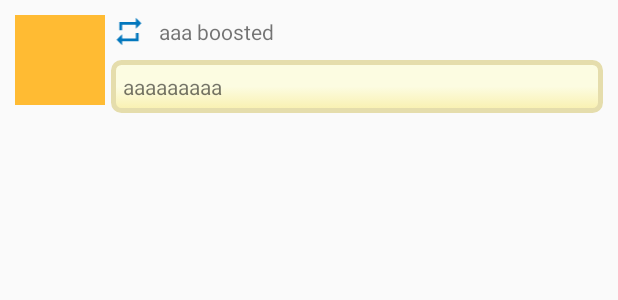
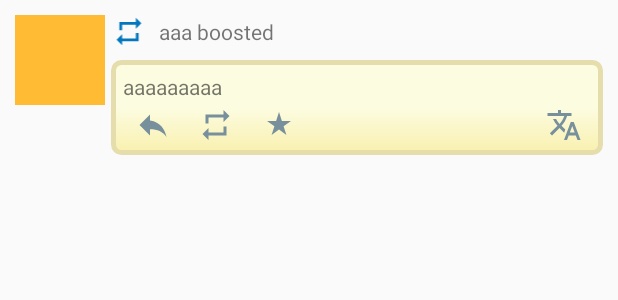
Before and after one commit to bl-lia/kktAPK, an Android app: the layout list_item_notification.xml on its own in the app's theme, with its tools: preview values and no code run, on a phone screen of 412 x 824 dp. Shown: the top 300 px of the screen. Run offline under Robolectric (Android 15) with nearby library versions, the phone set to English and light mode, and no system bars.

Commit message:
add reply feature on notification

```diff
--- a/app/src/main/kotlin/com/bl_lia/kirakiratter/presentation/adapter/notification/NotificationAdapter.kt
+++ b/app/src/main/kotlin/com/bl_lia/kirakiratter/presentation/adapter/notification/NotificationAdapter.kt
@@ -6,6 +6,7 @@ import android.view.ViewGroup
 import android.widget.ImageView
 import com.bl_lia.kirakiratter.domain.entity.Account
 import com.bl_lia.kirakiratter.domain.entity.Notification
+import com.bl_lia.kirakiratter.domain.entity.Status
 import io.reactivex.subjects.PublishSubject
 
 class NotificationAdapter : RecyclerView.Adapter<RecyclerView.ViewHolder>() {
@@ -20,6 +21,7 @@ class NotificationAdapter : RecyclerView.Adapter<RecyclerView.ViewHolder>() {
     }
 
     val onClickAccount = PublishSubject.create<Pair<Account, ImageView>>()
+    val onClickReply   = PublishSubject.create<Status>()
 
     private val list: MutableList<Notification> = mutableListOf()
 
@@ -54,6 +56,7 @@ class NotificationAdapter : RecyclerView.Adapter<RecyclerView.ViewHolder>() {
         if (holder is NotificationItemViewHolder) {
             holder.bind(list[position])
             holder.onClickAccount.subscribe(onClickAccount)
+            holder.onClickReply.subscribe(onClickReply)
             return
         }
 
--- a/app/src/main/kotlin/com/bl_lia/kirakiratter/presentation/internal/di/module/StatusModule.kt
+++ b/app/src/main/kotlin/com/bl_lia/kirakiratter/presentation/internal/di/module/StatusModule.kt
@@ -1,7 +1,5 @@
 package com.bl_lia.kirakiratter.presentation.internal.di.module
 
-import dagger.Module
-import dagger.Provides
 import com.bl_lia.kirakiratter.domain.entity.Status
 import com.bl_lia.kirakiratter.domain.executor.PostExecutionThread
 import com.bl_lia.kirakiratter.domain.executor.ThreadExecutor
@@ -11,6 +9,8 @@ import com.bl_lia.kirakiratter.domain.interactor.status.UploadMediaUseCase
 import com.bl_lia.kirakiratter.domain.repository.StatusRepository
 import com.bl_lia.kirakiratter.domain.value_object.Media
 import com.bl_lia.kirakiratter.presentation.internal.di.PerFragment
+import dagger.Module
+import dagger.Provides
 import javax.inject.Named
 
 @Module
--- a/app/src/main/res/layout/list_item_notification.xml
+++ b/app/src/main/res/layout/list_item_notification.xml
@@ -44,6 +44,7 @@
         </RelativeLayout>
 
         <RelativeLayout
+            android:id="@+id/layout_comment"
             android:layout_width="match_parent"
             android:layout_height="wrap_content"
             android:layout_below="@+id/layout_header"
@@ -60,6 +61,45 @@
                 android:layout_height="wrap_content"
                 tools:text="aaaaaaaaa"/>
 
+            <RelativeLayout
+                android:layout_width="match_parent"
+                android:layout_height="wrap_content"
+                android:layout_below="@+id/text_body"
+                android:layout_marginTop="4dp">
+
+                <Button
+                    android:id="@+id/button_reply"
+                    android:layout_width="24dp"
+                    android:layout_height="24dp"
+                    android:layout_marginStart="8dp"
+                    android:background="@drawable/ic_reply_unreply"/>
+
+                <Button
+                    android:id="@+id/button_reblog"
+                    android:layout_width="24dp"
+                    android:layout_height="24dp"
+                    android:layout_toEndOf="@+id/button_reply"
+                    android:layout_marginStart="18dp"
+                    android:background="@drawable/ic_reblog_unreblog"/>
+
+                <Button
+                    android:id="@+id/button_favourite"
+                    android:layout_width="24dp"
+                    android:layout_height="24dp"
+                    android:layout_toEndOf="@+id/button_reblog"
+                    android:layout_marginStart="18dp"
+                    android:background="@drawable/ic_star_unfavourite"/>
+
+                <Button
+                    android:id="@+id/button_translate"
+                    android:layout_width="24dp"
+                    android:layout_height="24dp"
+                    android:layout_alignParentEnd="true"
+                    android:layout_marginEnd="6dp"
+                    android:background="@drawable/ic_translate_black_24dp"/>
+
+            </RelativeLayout>
+
         </RelativeLayout>
 
     </RelativeLayout>
--- a/app/src/main/res/values/dimentions.xml
+++ b/app/src/main/res/values/dimentions.xml
@@ -5,4 +5,6 @@
     <dimen name="spacing_normal">16dp</dimen>
 
     <dimen name="margin_timeline_avatar_content">4dp</dimen>
+
+    <dimen name="timeline_action_icon_size">24dp</dimen>
 </resources>
```
Also changed, not shown: app/src/main/kotlin/com/bl_lia/kirakiratter/presentation/adapter/notification/NotificationItemViewHolder.kt (+40 -0 lines), app/src/main/kotlin/com/bl_lia/kirakiratter/presentation/fragment/NotificationFragment.kt (+9 -2 lines), app/src/main/res/layout/list_item_timeline.xml (+6 -6 lines).
